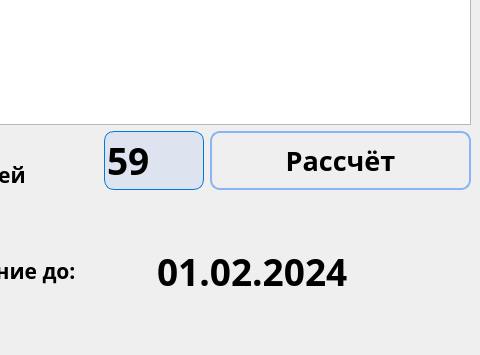
dimyaxn/Date_calculator, file design.ui: the form before one commit; both pictures show x 173 to 653 and y 388 to 743 of the 653 by 743 pixel window.
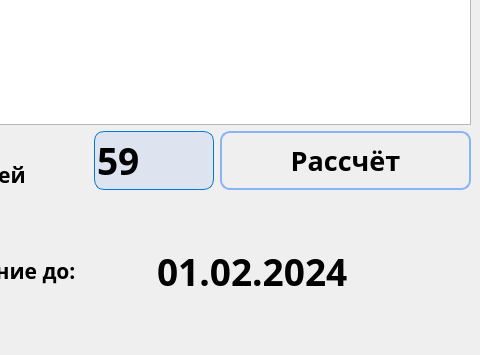
The form after the commit. Icons and pictures are not drawn.

```diff
--- a/design.ui
+++ b/design.ui
@@ -718,7 +718,7 @@
        <widget class="QSpinBox" name="max_days_spinBox">
         <property name="maximumSize">
          <size>
-          <width>100</width>
+          <width>120</width>
           <height>70</height>
          </size>
         </property>
@@ -742,7 +742,7 @@
          <bool>true</bool>
         </property>
         <property name="maximum">
-         <number>999</number>
+         <number>9999</number>
         </property>
         <property name="value">
          <number>59</number>
```
